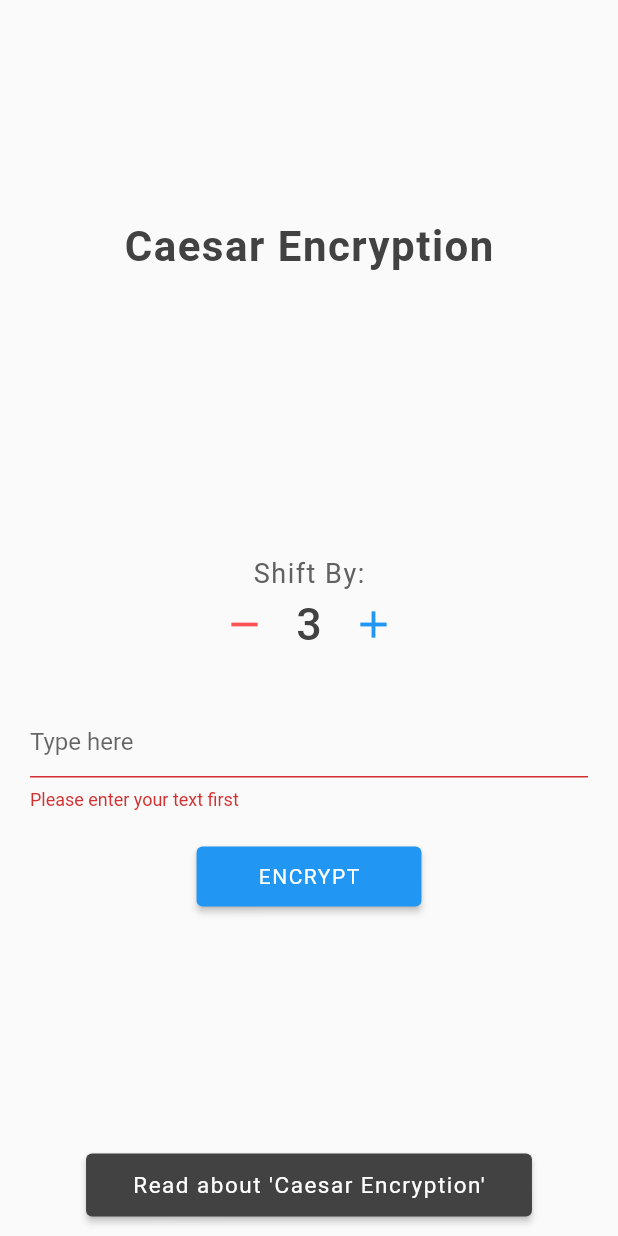
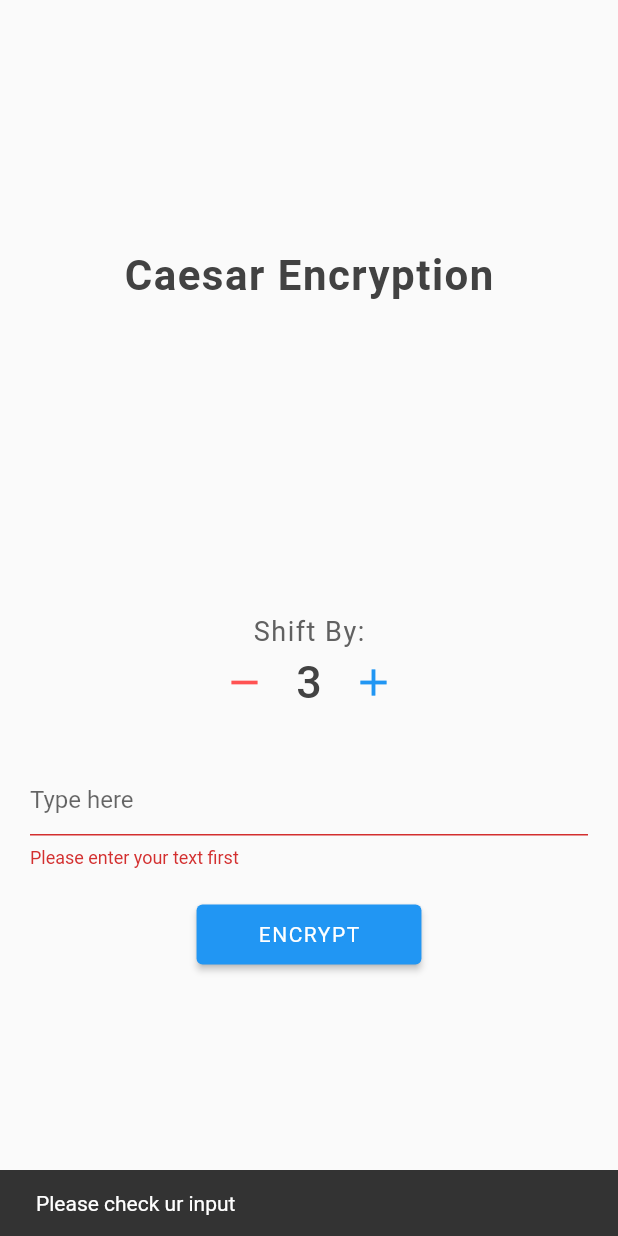
Before and after one commit to Surafeljava/Caesar_encryption, a Flutter app: the screen it shows after launch, after a tap on the "remove" icon, after a tap on the "add" icon, after a tap on "ENCRYPT", on a phone screen of 412 x 824 dp. Run offline on Flutter 3.47's test engine with Material 2 defaults, Android fonts, the phone set to English and light mode, and no system bars.

Commit message:
Creating caesar encryption logic

```diff
--- a/lib/caesar_enc.dart
+++ b/lib/caesar_enc.dart
@@ -6,7 +6,9 @@ class CaesarEnc{
 
     for (int i = 0; i < value.length; i++) {
 
-      if(value[i].toUpperCase()==value[i]){
+      if(value[i]==" "){
+        encrypted += " ";
+      }else if(value[i].toUpperCase()==value[i]){
         int charCode = value.codeUnitAt(i);
 
         int newCharCode = (charCode + shift - 65) % 26 + 65;
--- a/lib/home.dart
+++ b/lib/home.dart
@@ -18,6 +18,14 @@ class _HomeState extends State<Home> {
   int shift = 3;
 
   String encrypted = "";
+
+  bool isNumeric(String s) {
+    if(s == null) {
+      return false;
+    }
+    return double.parse(s, (e) => null) != null;
+  }
+
 
   @override
   Widget build(BuildContext context) {
@@ -86,9 +94,15 @@ class _HomeState extends State<Home> {
                       hintText: 'Type here'
                     ),
                     validator: (val){
+
                       if(val.isEmpty){
                         return "Please enter your text first";
-                      }{
+                      }else{
+                        for(int i = 0; i < val.length; i++){
+                          if(isNumeric(val[i])){
+                            return "Don't use number";
+                          }
+                        }
                         return null;
                       }
                     },
@@ -108,6 +122,7 @@ class _HomeState extends State<Home> {
                         validate = true;
                       });
 
+
                       if(_formKey.currentState.validate()){
 
                         String enc = CaesarEnc.getEncryptedString(textEditingController.text, shift);
@@ -117,7 +132,8 @@ class _HomeState extends State<Home> {
                         });
 
                       }else{
-                        print("Please check ur input");
+                        final snackBar = SnackBar(content: Text("Please check ur input"));
+                        _scaffoldKey.currentState.showSnackBar(snackBar);
                       }
                     },
                   ),
@@ -125,22 +141,6 @@ class _HomeState extends State<Home> {
 
                 Spacer(),
 
-
-                ElevatedButton(
-                  child: Padding(
-                    padding: const EdgeInsets.symmetric(horizontal: 15.0, vertical: 12.0),
-                    child: Text("Read about 'Caesar Encryption'", style: TextStyle(fontSize: 15.0, fontWeight: FontWeight.w400, letterSpacing: 1.0),),
-                  ),
-                  style: ElevatedButton.styleFrom(
-                    primary: Colors.grey[800], // background
-                    onPrimary: Colors.white, // foreground
-                  ),
-                  onPressed: (){
-
-                  },
-                ),
-
-                SizedBox(height: 10.0,),
               ],
             ),
           ),
```
Also changed, not shown: 1 other file.
